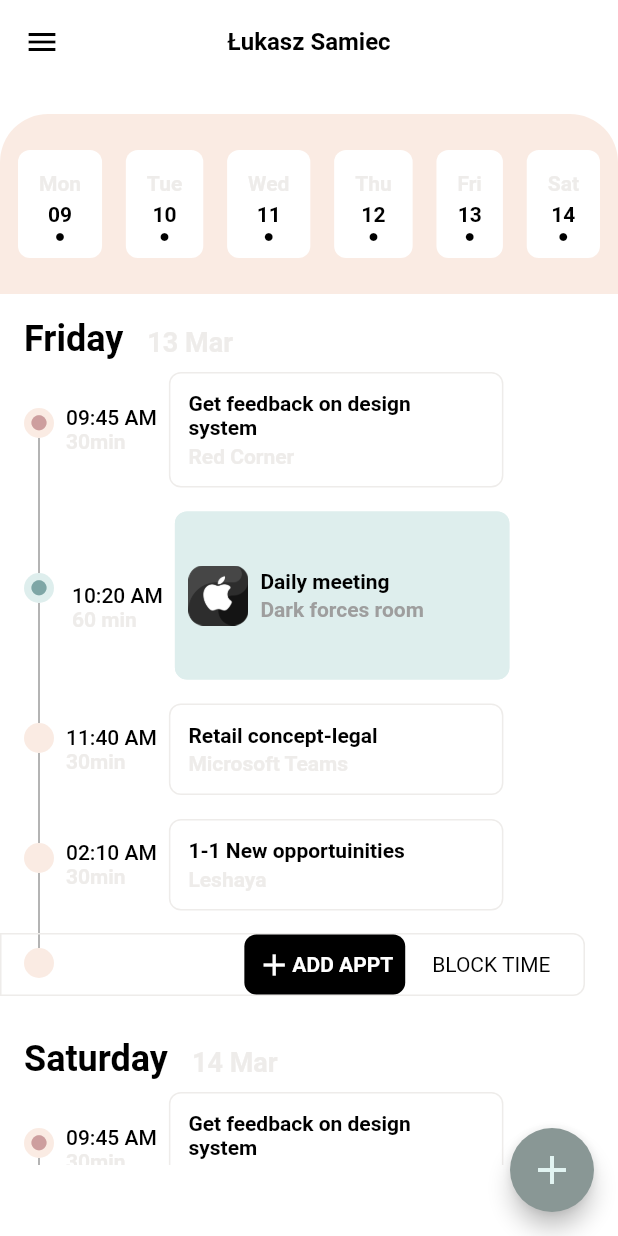
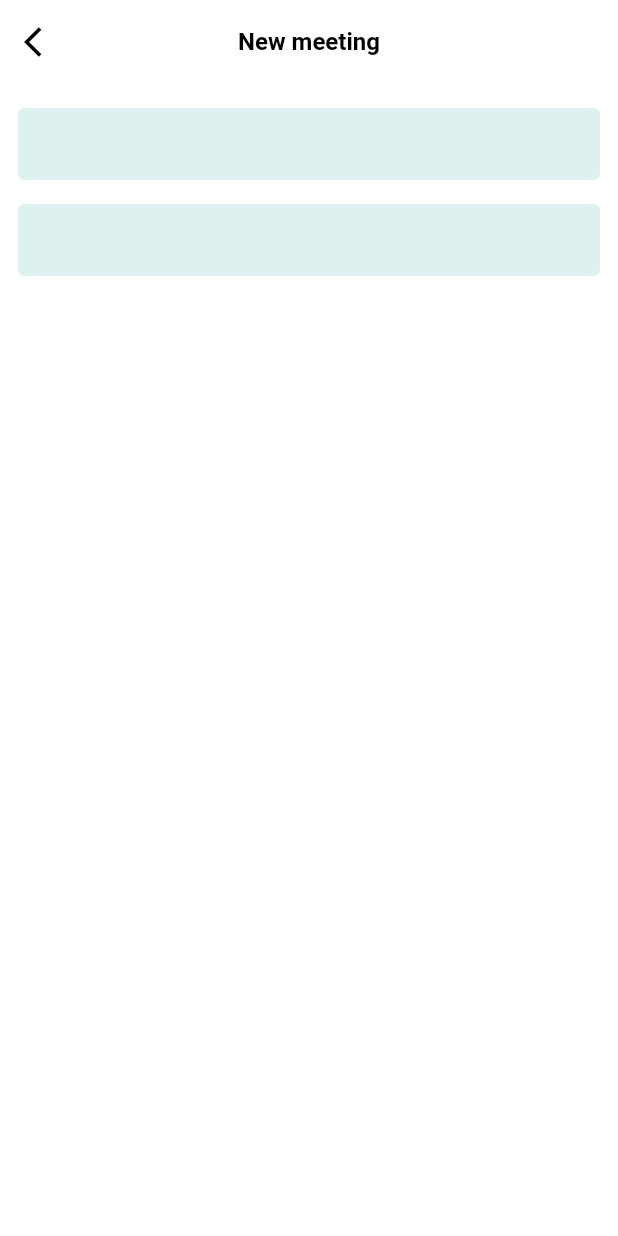
Before and after one commit to sobuur0/tma-just_ui, a Flutter app: the screen it shows after launch, after a tap on the "add" icon, on a phone screen of 412 x 824 dp. Run offline on Flutter 3.47's test engine with Material 2 defaults, Android fonts, the light colour scheme and no system bars.

Commit message:
update ui

```diff
--- a/lib/constants/colors.dart
+++ b/lib/constants/colors.dart
@@ -1,9 +1,9 @@
 import 'package:flutter/material.dart';
 
 const kLightPinkColor = Color(0xFFFAEBE3);
-const kBlueGradientColor = Color(0xFFDEEEED);
+const kBlueGradientColor = Color(0xFFDDF1F1);
 const kOneKindOfPurple = Color(0xFFF5EFF9);
 const kFabColor = Color(0xFF899795);
 const kFabChildColor = Color(0xFFE2F4F2);
-const kDayOfTheWeekColor = Color(0xFFEEECEA);
+const kDayOfTheWeekColor = Color(0xFF949390);
 const kFabColor2 = Color(0xFF899795);
--- a/lib/pages/homepage.dart
+++ b/lib/pages/homepage.dart
@@ -1,5 +1,6 @@
 import 'package:flutter/material.dart';
 import 'package:tma_just_ui/constants/colors.dart';
+import 'package:tma_just_ui/pages/new_meeting_page.dart';
 import 'package:tma_just_ui/widgets/date_details.dart';
 import 'package:tma_just_ui/widgets/funny_container_child.dart';
 
@@ -52,7 +53,13 @@
         ],
       ),
       floatingActionButton: FloatingActionButton(
-        onPressed: () {},
+        onPressed: () {
+          Navigator.of(context).push(
+            MaterialPageRoute(
+              builder: (context) => const NewMeetingPage(),
+            ),
+          );
+        },
         backgroundColor: kFabColor2,
         child: const Icon(
           Icons.add,
--- /dev/null
+++ b/lib/pages/new_meeting_page.dart
@@ -0,0 +1,59 @@
+import 'package:flutter/material.dart';
+import 'package:tma_just_ui/widgets/text_field.dart';
+
+class NewMeetingPage extends StatefulWidget {
+  const NewMeetingPage({Key? key}) : super(key: key);
+
+  @override
+  State<NewMeetingPage> createState() => _NewMeetingPageState();
+}
+
+class _NewMeetingPageState extends State<NewMeetingPage> {
+  final TextEditingController _aboutController = TextEditingController();
+  final TextEditingController _placeController = TextEditingController();
+
+  @override
+  Widget build(BuildContext context) {
+    return Scaffold(
+      backgroundColor: Colors.white,
+      appBar: AppBar(
+        elevation: 0,
+        backgroundColor: Colors.white,
+        centerTitle: true,
+        leading: IconButton(
+          onPressed: () {
+            Navigator.of(context).pop();
+          },
+          icon: const Icon(
+            Icons.arrow_back_ios,
+            color: Colors.black,
+          ),
+        ),
+        title: const Text(
+          'New meeting',
+          style: TextStyle(
+            color: Colors.black,
+            fontWeight: FontWeight.bold,
+            fontSize: 16.0,
+          ),
+        ),
+      ),
+      body: Column(
+        children: [
+          const Padding(padding: EdgeInsets.only(bottom: 16.0)),
+          ThisTextField(
+            textController: _aboutController,
+            validator: (value) {},
+            keyboardType: TextInputType.text,
+          ),
+          const Padding(padding: EdgeInsets.only(bottom: 16.0)),
+          ThisTextField(
+            textController: _placeController,
+            validator: (value) {},
+            keyboardType: TextInputType.text,
+          ),
+        ],
+      ),
+    );
+  }
+}
--- /dev/null
+++ b/lib/widgets/text_field.dart
@@ -0,0 +1,61 @@
+import 'package:flutter/material.dart';
+import 'package:tma_just_ui/constants/colors.dart';
+
+class ThisTextField extends StatelessWidget {
+  final TextEditingController textController;
+  final String? Function(String?) validator;
+  final TextInputType keyboardType;
+  final Widget? trailing;
+
+  const ThisTextField({
+    Key? key,
+    required this.textController,
+    required this.validator,
+    required this.keyboardType,
+    this.trailing,
+  }) : super(key: key);
+
+  @override
+  Widget build(BuildContext context) {
+    return Padding(
+      padding: const EdgeInsets.only(left: 12.0, right: 12.0),
+      child: TextFormField(
+        controller: textController,
+        validator: validator,
+        keyboardType: keyboardType,
+        textInputAction: TextInputAction.next,
+        onSaved: (value) {
+          textController.text = value!;
+        },
+        decoration: InputDecoration(
+          filled: true,
+          fillColor: kBlueGradientColor,
+          suffixIcon: trailing,
+          contentPadding:
+              const EdgeInsets.symmetric(horizontal: 12.0, vertical: 2.0),
+          border: OutlineInputBorder(
+            borderRadius: BorderRadius.circular(5.0),
+            borderSide: const BorderSide(
+              color: kBlueGradientColor,
+              width: 1.0,
+            ),
+          ),
+          enabledBorder: OutlineInputBorder(
+            borderRadius: BorderRadius.circular(5.0),
+            borderSide: const BorderSide(
+              color: kBlueGradientColor,
+              width: 1.0,
+            ),
+          ),
+          focusedBorder: OutlineInputBorder(
+            borderRadius: BorderRadius.circular(5.0),
+            borderSide: const BorderSide(
+              color: kBlueGradientColor,
+              width: 1.0,
+            ),
+          ),
+        ),
+      ),
+    );
+  }
+}
```
